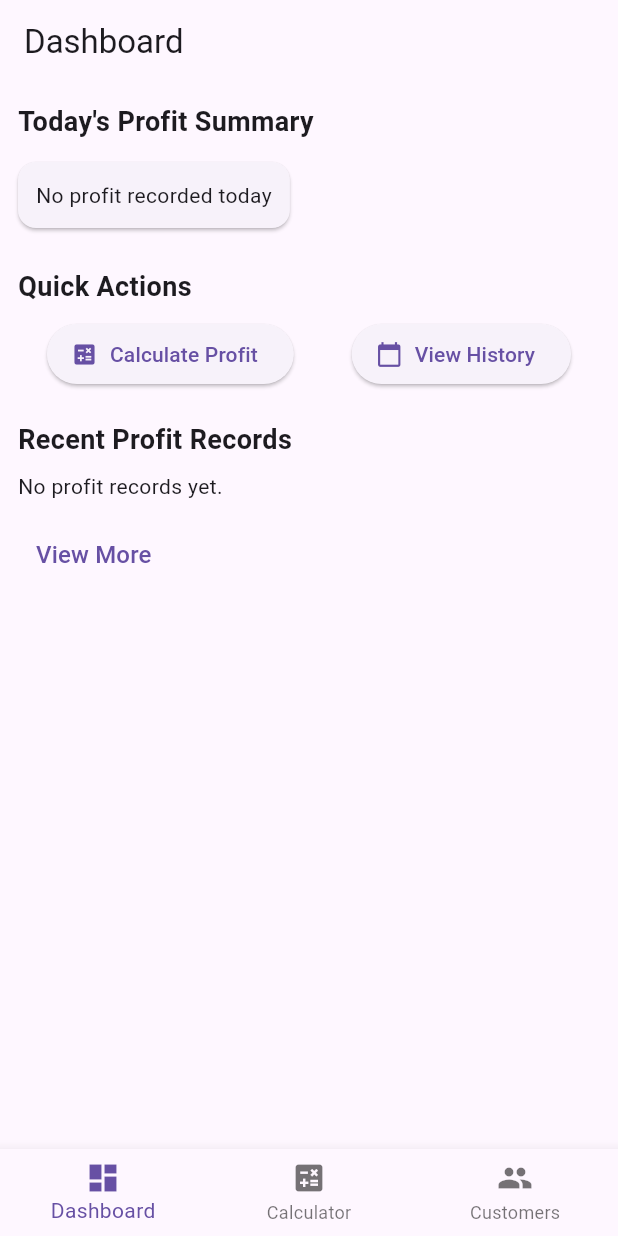
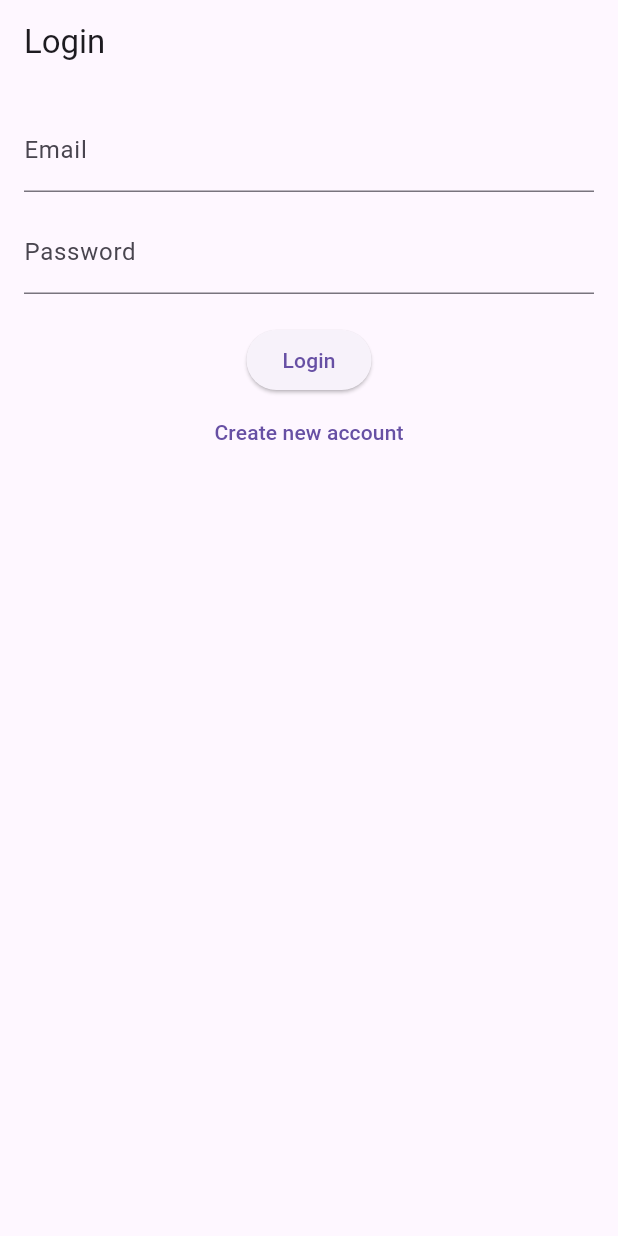
Before and after one commit to MuhammadNma/PoultryBooks, a Flutter app: the screen it shows after launch, on a phone screen of 412 x 824 dp. Run offline on Flutter 3.47's test engine with Material 3 defaults, Android fonts, the phone set to English and light mode, and no system bars; our stand-ins replace cloud_firestore, connectivity_plus, firebase_auth, firebase_core, hive, hive_flutter and 1 more; accounts and stored records are empty.

Commit message:
Fixed Gradle, Add Firebase, Login and Logout

```diff
--- /dev/null
+++ b/lib/auth/auth_controller.dart
@@ -0,0 +1,27 @@
+import 'package:firebase_auth/firebase_auth.dart';
+
+class AuthController {
+  final FirebaseAuth _auth = FirebaseAuth.instance;
+
+  User? get currentUser => _auth.currentUser;
+
+  Stream<User?> authStateChanges() => _auth.authStateChanges();
+
+  Future<void> login(String email, String password) async {
+    await _auth.signInWithEmailAndPassword(
+      email: email,
+      password: password,
+    );
+  }
+
+  Future<void> register(String email, String password) async {
+    await _auth.createUserWithEmailAndPassword(
+      email: email,
+      password: password,
+    );
+  }
+
+  Future<void> logout() async {
+    await _auth.signOut();
+  }
+}
--- /dev/null
+++ b/lib/auth/auth_gate.dart
@@ -0,0 +1,35 @@
+import 'package:flutter/material.dart';
+import 'package:firebase_auth/firebase_auth.dart';
+
+import '../screens/auth/login_screen.dart';
+import '../navigation/bottom_nav.dart';
+import '../controllers/transaction_controller.dart';
+
+class AuthGate extends StatelessWidget {
+  final TransactionController txController;
+
+  const AuthGate({super.key, required this.txController});
+
+  @override
+  Widget build(BuildContext context) {
+    return StreamBuilder<User?>(
+      stream: FirebaseAuth.instance.authStateChanges(),
+      builder: (context, snapshot) {
+        // Waiting for Firebase
+        if (snapshot.connectionState == ConnectionState.waiting) {
+          return const Scaffold(
+            body: Center(child: CircularProgressIndicator()),
+          );
+        }
+
+        // User logged in
+        if (snapshot.hasData) {
+          return BottomNavScreen(txController: txController);
+        }
+
+        // User logged out
+        return const LoginScreen();
+      },
+    );
+  }
+}
--- a/lib/controllers/input_controllers.dart
+++ b/lib/controllers/input_controllers.dart
@@ -28,7 +28,7 @@ class InputControllers {
   final transport = TextEditingController();
 
   void dispose() {
-    [
+    for (var c in [
       crates,
       cratePrice,
       eggPieces,
@@ -50,6 +50,8 @@ class InputControllers {
       labor,
       packaging,
       transport
-    ].forEach((c) => c.dispose());
+    ]) {
+      c.dispose();
+    }
   }
 }
--- a/lib/main.dart
+++ b/lib/main.dart
@@ -1,22 +1,152 @@
+// import 'package:flutter/material.dart';
+// import 'package:hive_flutter/hive_flutter.dart';
+// import 'navigation/bottom_nav.dart';
+// import 'models/customer.dart';
+// import 'models/customer_transaction.dart';
+// import 'models/profit_record.dart';
+// import 'controllers/transaction_controller.dart';
+
+// void main() async {
+//   WidgetsFlutterBinding.ensureInitialized();
+
+//   await Hive.initFlutter();
+
+//   // Register all adapters only once
+//   Hive.registerAdapter(CustomerAdapter());
+//   Hive.registerAdapter(CustomerTransactionAdapter());
+//   Hive.registerAdapter(ProfitRecordAdapter());
+
+//   // Open boxes once
+//   await Hive.openBox<Customer>('customers');
+//   await Hive.openBox<CustomerTransaction>('transactions');
+//   await Hive.openBox<ProfitRecord>('profit_records');
+
+//   final txController = TransactionController();
+
+//   runApp(PoultryProfitApp(txController: txController));
+// }
+
+// class PoultryProfitApp extends StatelessWidget {
+//   final TransactionController txController;
+
+//   const PoultryProfitApp({super.key, required this.txController});
+
+//   @override
+//   Widget build(BuildContext context) {
+//     return MaterialApp(
+//       // debugShowCheckedModeBanner: false,
+//       title: 'Poultry Profit Calculator',
+//       theme: ThemeData(primarySwatch: Colors.blue),
+//       home: BottomNavScreen(txController: txController),
+//     );
+//   }
+// }
+
+// import 'package:flutter/material.dart';
+// import 'package:hive_flutter/hive_flutter.dart';
+// import 'package:firebase_core/firebase_core.dart';
+// import 'package:firebase_auth/firebase_auth.dart';
+
+// import 'navigation/bottom_nav.dart';
+// import 'models/customer.dart';
+// import 'models/customer_transaction.dart';
+// import 'models/profit_record.dart';
+// import 'controllers/transaction_controller.dart';
+// import 'screens/auth/login_screen.dart';
+
+// void main() async {
+//   WidgetsFlutterBinding.ensureInitialized();
+
+//   /// 🔹 Initialize Firebase FIRST
+//   await Firebase.initializeApp();
+
+//   /// 🔹 Initialize Hive
+//   await Hive.initFlutter();
+
+//   /// 🔹 Register Hive adapters (only once)
+//   Hive.registerAdapter(CustomerAdapter());
+//   Hive.registerAdapter(CustomerTransactionAdapter());
+//   Hive.registerAdapter(ProfitRecordAdapter());
+
+//   /// 🔹 Open Hive boxes
+//   await Hive.openBox<Customer>('customers');
+//   await Hive.openBox<CustomerTransaction>('transactions');
+//   await Hive.openBox<ProfitRecord>('profit_records');
+
+//   /// 🔹 Controllers
+//   final txController = TransactionController();
+
+//   runApp(
+//     PoultryProfitApp(
+//       txController: txController,
+//     ),
+//   );
+// }
+
+// class PoultryProfitApp extends StatelessWidget {
+//   final TransactionController txController;
+
+//   const PoultryProfitApp({
+//     super.key,
+//     required this.txController,
+//   });
+
+//   @override
+//   Widget build(BuildContext context) {
+//     return MaterialApp(
+//       title: 'Poultry Profit Calculator',
+//       theme: ThemeData(primarySwatch: Colors.blue),
+
+//       /// 🔐 Auth Gate
+//       home: StreamBuilder<User?>(
+//         stream: FirebaseAuth.instance.authStateChanges(),
+//         builder: (context, snapshot) {
+//           /// Waiting for auth
+//           if (snapshot.connectionState == ConnectionState.waiting) {
+//             return const Scaffold(
+//               body: Center(child: CircularProgressIndicator()),
+//             );
+//           }
+
+//           /// Logged in → App
+//           if (snapshot.hasData) {
+//             return BottomNavScreen(
+//               txController: txController,
+//             );
+//           }
+
+//           /// Not logged in → Login
+//           return const LoginScreen();
+//         },
+//       ),
+//     );
+//   }
+// }
+
 import 'package:flutter/material.dart';
 import 'package:hive_flutter/hive_flutter.dart';
-import 'navigation/bottom_nav.dart';
+import 'package:firebase_core/firebase_core.dart';
+
 import 'models/customer.dart';
 import 'models/customer_transaction.dart';
 import 'models/profit_record.dart';
+
 import 'controllers/transaction_controller.dart';
+import 'auth/auth_gate.dart';
 
 void main() async {
   WidgetsFlutterBinding.ensureInitialized();
 
+  // Firebase
+  await Firebase.initializeApp();
+
+  // Hive
   await Hive.initFlutter();
 
-  // Register all adapters only once
   Hive.registerAdapter(CustomerAdapter());
   Hive.registerAdapter(CustomerTransactionAdapter());
   Hive.registerAdapter(ProfitRecordAdapter());
 
-  // Open boxes once
   await Hive.openBox<Customer>('customers');
   await Hive.openBox<CustomerTransaction>('transactions');
   await Hive.openBox<ProfitRecord>('profit_records');
@@ -34,10 +164,9 @@ class PoultryProfitApp extends StatelessWidget {
   @override
   Widget build(BuildContext context) {
     return MaterialApp(
-      // debugShowCheckedModeBanner: false,
       title: 'Poultry Profit Calculator',
       theme: ThemeData(primarySwatch: Colors.blue),
-      home: BottomNavScreen(txController: txController),
+      home: AuthGate(txController: txController),
     );
   }
 }
--- a/lib/models/customer.dart
+++ b/lib/models/customer.dart
@@ -37,4 +37,23 @@ class Customer extends HiveObject {
   }
 
   double get balance => totalPaid - totalSpent;
+
+  /// 🔁 JSON
+  Map<String, dynamic> toJson() => {
+        'id': id,
+        'name': name,
+        'phone': phone,
+        'address': address,
+        'totalSpent': totalSpent,
+        'totalPaid': totalPaid,
+      };
+
+  factory Customer.fromJson(Map<String, dynamic> json) => Customer(
+        id: json['id'],
+        name: json['name'],
+        phone: json['phone'],
+        address: json['address'],
+        totalSpent: (json['totalSpent'] ?? 0).toDouble(),
+        totalPaid: (json['totalPaid'] ?? 0).toDouble(),
+      );
 }
--- a/lib/models/customer_transaction.dart
+++ b/lib/models/customer_transaction.dart
@@ -37,4 +37,29 @@ class CustomerTransaction extends HiveObject {
     required this.amountPaid,
     required this.date,
   });
+
+/// 🔁 JSON
+  Map<String, dynamic> toJson() => {
+        'id': id,
+        'customerId': customerId,
+        'crates': crates,
+        'pieces': pieces,
+        'pricePerCrate': pricePerCrate,
+        'totalAmount': totalAmount,
+        'amountPaid': amountPaid,
+        'date': date.toIso8601String(),
+      };
+
+  factory CustomerTransaction.fromJson(Map<String, dynamic> json) =>
+      CustomerTransaction(
+        id: json['id'],
+        customerId: json['customerId'],
+        crates: json['crates'],
+        pieces: json['pieces'],
+        pricePerCrate: (json['pricePerCrate'] ?? 0).toDouble(),
+        totalAmount: (json['totalAmount'] ?? 0).toDouble(),
+        amountPaid: (json['amountPaid'] ?? 0).toDouble(),
+        date: DateTime.parse(json['date']),
+      );
+
 }
--- a/lib/navigation/bottom_nav.dart
+++ b/lib/navigation/bottom_nav.dart
@@ -1,48 +1,10 @@
-// // import 'package:flutter/material.dart';
-// // import 'package:poultry_profit_calculator/screens/customers/customers_screen.dart';
-// // import 'package:poultry_profit_calculator/screens/profit_calculator_screen.dart';
-// // import '../../controllers/transaction_controller.dart';
-
-// // class BottomNavScreen extends StatefulWidget {
-// //   final TransactionController txController;
-
-// //   const BottomNavScreen({super.key, required this.txController});
-
-// //   @override
-// //   State<BottomNavScreen> createState() => _BottomNavScreenState();
-// // }
-
-// // class _BottomNavScreenState extends State<BottomNavScreen> {
-// //   int _index = 0;
-
-// //   @override
-// //   Widget build(BuildContext context) {
-// //     final screens = [
-// //       ProfitCalculatorScreen(),
-// //       CustomersScreen(txController: widget.txController)
-// //     ];
-
-// //     return Scaffold(
-// //       body: screens[_index],
-// //       bottomNavigationBar: BottomNavigationBar(
-// //         currentIndex: _index,
-// //         onTap: (i) => setState(() => _index = i),
-// //         items: const [
-// //           BottomNavigationBarItem(
-// //               icon: Icon(Icons.calculate), label: "Calculator"),
-// //           BottomNavigationBarItem(icon: Icon(Icons.people), label: "Customers"),
-// //         ],
-// //       ),
-// //     );
-// //   }
-// // }
-
 // import 'package:flutter/material.dart';
 // import '../screens/customers/customers_screen.dart';
 // import '../screens/profit_calculator_screen.dart';
 // import '../screens/dashboard/dashboard_screen.dart';
 // import '../controllers/transaction_controller.dart';
 // import '../controllers/profit_controller.dart';
+// import '../screens/calendar_profit_view.dart';
 
 // class BottomNavScreen extends StatefulWidget {
 //   final TransactionController txController;
@@ -69,6 +31,10 @@
 //     setState(() => _isInitialized = true);
 //   }
 
+//   void _goToTab(int tabIndex) {
+//     setState(() => _index = tabIndex);
+//   }
+
 //   @override
 //   Widget build(BuildContext context) {
 //     if (!_isInitialized) {
@@ -78,15 +44,23 @@
 //     }
 
 //     final screens = [
-//       DashboardScreen(profitController: _profitController),
-//       ProfitCalculatorScreen(),
+//       DashboardScreen(
+//         profitController: _profitController,
+//         goToTab: (index) => _goToTab(index),
+//       ),
+//       const ProfitCalculatorScreen(),
 //       CustomersScreen(txController: widget.txController),
+//       CalendarProfitView(controller: _profitController), // index 3
 //     ];
 
 //     return Scaffold(
-//       body: screens[_index],
+//       body: IndexedStack(
+//         index: _index,
+//         children: screens,
+//       ),
 //       bottomNavigationBar: BottomNavigationBar(
-//         currentIndex: _index,
+//         currentIndex:
+//             _index > 2 ? 2 : _index, // keep bottom nav limited to 3 items
 //         onTap: (i) => setState(() => _index = i),
 //         items: const [
 //           BottomNavigationBarItem(
@@ -101,12 +75,15 @@
 // }
 
 import 'package:flutter/material.dart';
-import '../screens/customers/customers_screen.dart';
-import '../screens/profit_calculator_screen.dart';
-import '../screens/dashboard/dashboard_screen.dart';
+
 import '../controllers/transaction_controller.dart';
 import '../controllers/profit_controller.dart';
+
+import '../screens/dashboard/dashboard_screen.dart';
+import '../screens/profit_calculator_screen.dart';
+import '../screens/customers/customers_screen.dart';
 import '../screens/calendar_profit_view.dart';
+import '../screens/settings_screen.dart';
 
 class BottomNavScreen extends StatefulWidget {
   final TransactionController txController;
@@ -130,6 +107,7 @@ class _BottomNavScreenState extends State<BottomNavScreen> {
 
   Future<void> _initProfitController() async {
     await _profitController.init();
+    if (!mounted) return;
     setState(() => _isInitialized = true);
   }
 
@@ -148,11 +126,12 @@ class _BottomNavScreenState extends State<BottomNavScreen> {
     final screens = [
       DashboardScreen(
         profitController: _profitController,
-        goToTab: (index) => _goToTab(index),
+        goToTab: _goToTab,
       ),
-      ProfitCalculatorScreen(),
+      const ProfitCalculatorScreen(),
       CustomersScreen(txController: widget.txController),
-      CalendarProfitView(controller: _profitController), // index 3
+      CalendarProfitView(controller: _profitController),
+      const SettingsScreen(), // ✅ NEW
     ];
 
     return Scaffold(
@@ -161,15 +140,30 @@ class _BottomNavScreenState extends State<BottomNavScreen> {
         children: screens,
       ),
       bottomNavigationBar: BottomNavigationBar(
-        currentIndex:
-            _index > 2 ? 2 : _index, // keep bottom nav limited to 3 items
+        currentIndex: _index,
         onTap: (i) => setState(() => _index = i),
+        type: BottomNavigationBarType.fixed,
         items: const [
           BottomNavigationBarItem(
-              icon: Icon(Icons.dashboard), label: 'Dashboard'),
+            icon: Icon(Icons.dashboard),
+            label: 'Dashboard',
+          ),
           BottomNavigationBarItem(
-              icon: Icon(Icons.calculate), label: 'Calculator'),
-          BottomNavigationBarItem(icon: Icon(Icons.people), label: 'Customers'),
+            icon: Icon(Icons.people),
+            label: 'Customers',
+          ),
+          BottomNavigationBarItem(
+            icon: Icon(Icons.calculate),
+            label: 'Calculator',
+          ),
+          BottomNavigationBarItem(
+            icon: Icon(Icons.calendar_today),
+            label: 'History',
+          ),
+          BottomNavigationBarItem(
+            icon: Icon(Icons.settings),
+            label: 'Settings',
+          ),
         ],
       ),
     );
--- /dev/null
+++ b/lib/screens/auth/login_screen.dart
@@ -0,0 +1,83 @@
+import 'package:flutter/material.dart';
+import 'package:firebase_auth/firebase_auth.dart';
+
+class LoginScreen extends StatefulWidget {
+  const LoginScreen({super.key});
+
+  @override
+  State<LoginScreen> createState() => _LoginScreenState();
+}
+
+class _LoginScreenState extends State<LoginScreen> {
+  final emailCtrl = TextEditingController();
+  final passwordCtrl = TextEditingController();
+  bool isLogin = true;
+  bool loading = false;
+
+  Future<void> _submit() async {
+    if (!mounted) return;
+
+    setState(() => loading = true);
+
+    try {
+      if (isLogin) {
+        await FirebaseAuth.instance.signInWithEmailAndPassword(
+          email: emailCtrl.text.trim(),
+          password: passwordCtrl.text.trim(),
+        );
+      } else {
+        await FirebaseAuth.instance.createUserWithEmailAndPassword(
+          email: emailCtrl.text.trim(),
+          password: passwordCtrl.text.trim(),
+        );
+      }
+      // DO NOT NAVIGATE
+    } on FirebaseAuthException catch (e) {
+      if (!mounted) return;
+      ScaffoldMessenger.of(context).showSnackBar(
+        SnackBar(content: Text(e.message ?? 'Authentication error')),
+      );
+    }
+
+    if (!mounted) return;
+    setState(() => loading = false);
+  }
+
+  @override
+  Widget build(BuildContext context) {
+    return Scaffold(
+      appBar: AppBar(title: Text(isLogin ? 'Login' : 'Register')),
+      body: Padding(
+        padding: const EdgeInsets.all(16),
+        child: Column(
+          children: [
+            TextField(
+              keyboardType: TextInputType.emailAddress,
+              controller: emailCtrl,
+              decoration: const InputDecoration(labelText: 'Email'),
+            ),
+            const SizedBox(height: 12),
+            TextField(
+              controller: passwordCtrl,
+              obscureText: true,
+              decoration: const InputDecoration(labelText: 'Password'),
+            ),
+            const SizedBox(height: 20),
+            ElevatedButton(
+              onPressed: loading ? null : _submit,
+              child: loading
+                  ? const CircularProgressIndicator()
+                  : Text(isLogin ? 'Login' : 'Create Account'),
+            ),
+            TextButton(
+              onPressed: () => setState(() => isLogin = !isLogin),
+              child: Text(
+                isLogin ? 'Create new account' : 'Already have an account?',
+              ),
+            ),
+          ],
+        ),
+      ),
+    );
+  }
+}
--- a/lib/utils/calculator.dart
+++ b/lib/utils/calculator.dart
@@ -70,5 +70,5 @@ class Calculator {
 // File: lib/utils/format.dart
 
 String money(double value, {String symbol = '₦'}) {
-  return '${symbol}${value.toStringAsFixed(2)}';
+  return '$symbol${value.toStringAsFixed(2)}';
 }
--- a/lib/utils/format.dart
+++ b/lib/utils/format.dart
@@ -1,3 +1,3 @@
 String money(double value, {String symbol = '₦'}) {
-  return '${symbol}${value.toStringAsFixed(2)}';
+  return '$symbol${value.toStringAsFixed(2)}';
 }
--- a/lib/widgets/history_list.dart
+++ b/lib/widgets/history_list.dart
@@ -27,7 +27,7 @@ class HistoryList extends StatelessWidget {
           return ListTile(
             leading: CircleAvatar(child: Text((index + 1).toString())),
             title: Text(money(r.profit)),
-            subtitle: Text('${r.date.toLocal().toString().split('.').first}'),
+            subtitle: Text(r.date.toLocal().toString().split('.').first),
             trailing: IconButton(
               icon: const Icon(Icons.info_outline),
               onPressed: () {
```
Also changed, not shown: lib/firebase/firebase_init.dart (added, +9 -0 lines), lib/models/profit_record.dart (+18 -0 lines), lib/screens/settings_screen.dart (added, +64 -0 lines), lib/sync/sync_controller.dart (added, +87 -0 lines), pubspec.yaml (+8 -0 lines), firebase.json (added), lib/firebase_options.dart (added), pubspec.lock, 21 other files.
